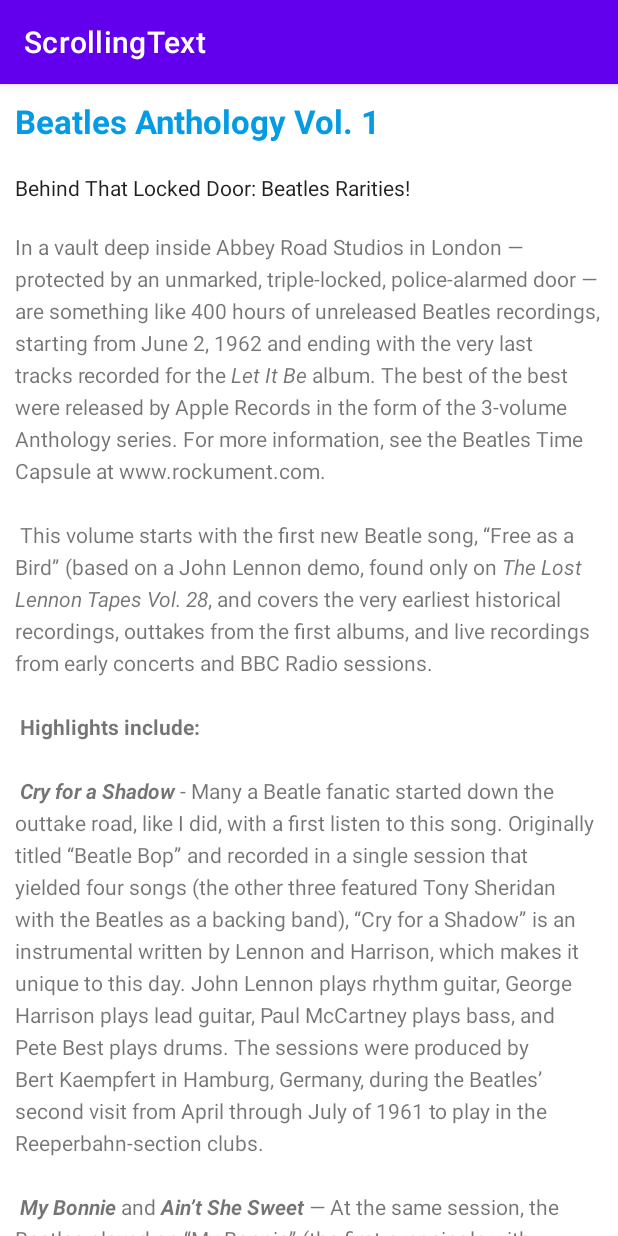
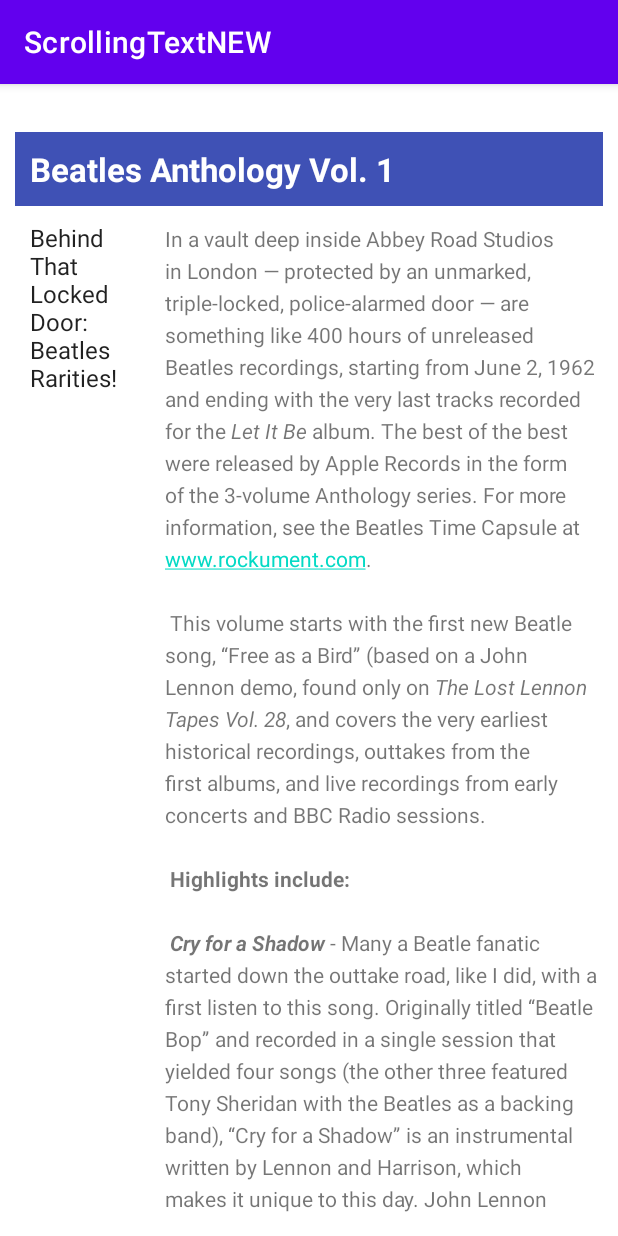
Before and after one commit to arnabhamdr/ScrollingText, an Android app: the screen it shows after launch (MainActivity), on a phone screen of 412 x 824 dp. Run offline under Robolectric (Android 15) with nearby library versions, the phone set to English and light mode, and no system bars.

Commit message:
Scrollingtext Homework

```diff
--- a/app/src/main/res/layout/activity_main.xml
+++ b/app/src/main/res/layout/activity_main.xml
@@ -3,18 +3,24 @@
     xmlns:tools="http://schemas.android.com/tools"
     android:layout_width="match_parent"
     android:layout_height="match_parent"
+    android:layout_margin="10dp"
+    android:visibility="visible"
     tools:context=".MainActivity">
 
     <TextView
         android:id="@+id/article_heading"
         android:layout_width="match_parent"
         android:layout_height="wrap_content"
-        android:background="@color/design_default_color_on_primary"
-        android:padding="10dp"
-        android:text="@string/article_heading"
-        android:textAppearance="@android:style/TextAppearance.DeviceDefault.Large"
-        android:textColor="#039BE5"
+        android:layout_alignParentStart="true"
+        android:layout_alignParentTop="true"
+        android:layout_marginTop="22dp"
+        android:background="@color/colorPrimary"
+        android:padding="@dimen/padding_regular"
+        android:text="@string/article_title"
+        android:textAppearance="@android:style/TextAppearance.Large"
+        android:textColor="@android:color/white"
         android:textStyle="bold" />
+
 
     <ScrollView
         android:layout_width="wrap_content"
@@ -24,31 +30,22 @@
         <LinearLayout
             android:layout_width="match_parent"
             android:layout_height="wrap_content"
-        android:orientation="vertical">
-    <TextView
-        android:layout_width="match_parent"
-        android:layout_height="wrap_content"
-        android:id="@+id/article_subheading"
-        android:autoLink="web"
-        android:padding="@dimen/regular_padding"
-        android:textAppearance="@android:style/TextAppearance.DeviceDefault"
-        android:text="@string/article_subheading"/>
+            android:orientation="horizontal">
 
             <TextView
+                android:id="@+id/article_subheading"
+                android:layout_width="@dimen/subheading_width"
+                android:layout_height="wrap_content"
+                android:padding="@dimen/padding_regular"
+                android:text="@string/article_subtitle"
+                android:textAppearance="@android:style/TextAppearance" />
+            <TextView
+                android:id="@+id/article"
                 android:layout_width="wrap_content"
                 android:layout_height="wrap_content"
-        android:id="@+id/article"
+                android:autoLink="web"
                 android:lineSpacingExtra="5sp"
-        android:padding="@dimen/regular_padding"
-        android:text="@string/article_text1"/>
-     <Button
-         android:layout_width="wrap_content"
-         android:layout_height="wrap_content"
-         android:id="@+id/add_comment"
-         android:text="@string/add_comment"
-    />
+                android:text="@string/article_text" />
         </LinearLayout>
     </ScrollView>
-
-
 </RelativeLayout>
--- a/app/src/main/res/values/colors.xml
+++ b/app/src/main/res/values/colors.xml
@@ -7,4 +7,8 @@
     <color name="teal_700">#FF018786</color>
     <color name="black">#FF000000</color>
     <color name="white">#FFFFFFFF</color>
+    <color name="red">#FF0000</color>
+    <color name="colorPrimary">#3F51B5</color>
+
+
 </resources>
--- a/app/src/main/res/values/dimens.xml
+++ b/app/src/main/res/values/dimens.xml
@@ -1,4 +1,6 @@
 <?xml version="1.0" encoding="utf-8"?>
 <resources>
-    <dimen name="regular_padding">10dp</dimen>
+    <dimen name="padding_regular">10dp</dimen>
+    <dimen name="line_spacing">5sp</dimen>
+    <dimen name="subheading_width">100dp</dimen>
 </resources>
--- a/app/src/main/res/values/strings.xml
+++ b/app/src/main/res/values/strings.xml
@@ -1,8 +1,8 @@
 <resources>
-    <string name="app_name">ScrollingText</string>
-    <string name="article_heading">Beatles Anthology Vol. 1</string>
-    <string name="article_subheading">Behind That Locked Door: Beatles Rarities!</string>
-    <string name="article_text1">In a vault deep inside Abbey Road Studios in London — protected by an unmarked, triple-locked, police-alarmed door — are something like 400 hours of unreleased Beatles recordings, starting from June 2, 1962 and ending with the very last tracks recorded for the <i>Let It Be</i> album. The best of the best were released by Apple Records in the form of the 3-volume Anthology series.
+    <string name="app_name">ScrollingTextNEW</string>
+    <string name="article_title">Beatles Anthology Vol. 1</string>
+    <string name="article_subtitle">Behind That Locked Door: Beatles Rarities!</string>
+    <string name="article_text">In a vault deep inside Abbey Road Studios in London — protected by an unmarked, triple-locked, police-alarmed door — are something like 400 hours of unreleased Beatles recordings, starting from June 2, 1962 and ending with the very last tracks recorded for the <i>Let It Be</i> album. The best of the best were released by Apple Records in the form of the 3-volume Anthology series.
         For more information, see the Beatles Time Capsule at www.rockument.com.
 \n\n
 This volume starts with the first new Beatle song, “Free as a Bird” (based on a John Lennon demo, found only on <i>The Lost Lennon Tapes Vol. 28</i>, and covers the very earliest historical recordings, outtakes from the first albums, and live recordings from early concerts and BBC Radio sessions.
```
Lines whose indentation alone changed are shown as unchanged.
